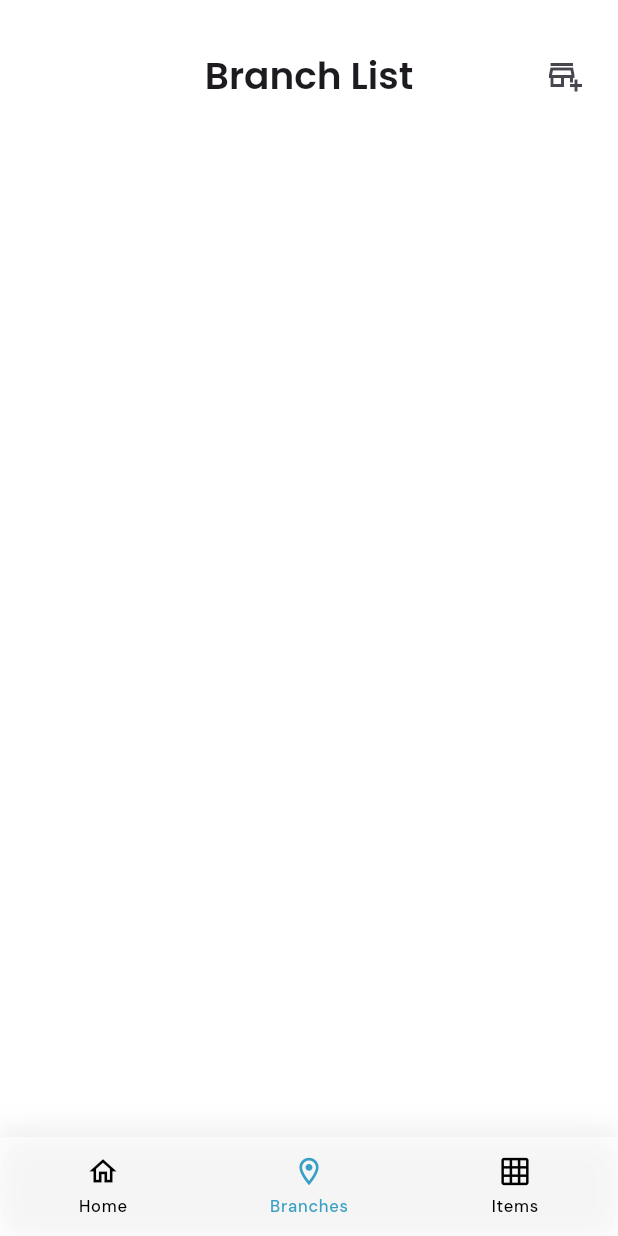
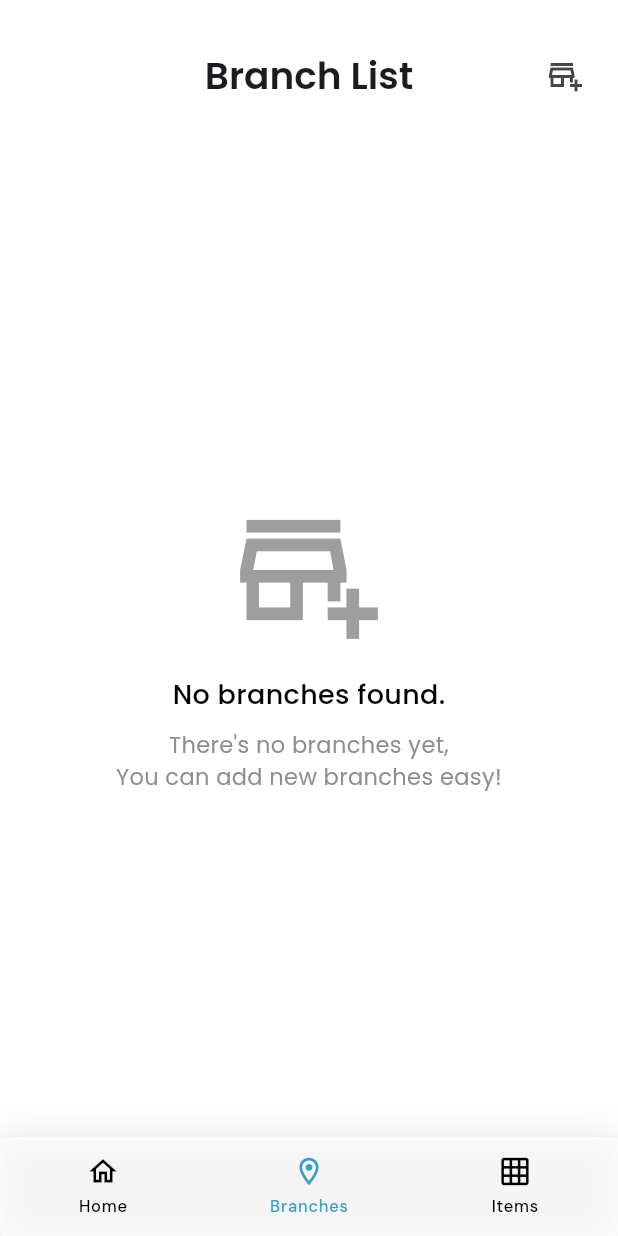
Before and after one commit to Afaf-khaledd/SKU-Management, a Flutter app: the BranchesListScreen screen opened by its route, on a phone screen of 412 x 824 dp. Run offline on Flutter 3.47's test engine with Material 3 defaults, Android fonts, the light colour scheme and no system bars; drawn by our look-alikes of awesome_bottom_bar; our stand-ins replace cloud_firestore, equatable, firebase_auth, firebase_core, flutter_bloc, go_router and 2 more; accounts and stored records are empty.

Commit message:
branches setup and screens work!

```diff
--- /dev/null
+++ b/lib/core/components/emptyListView.dart
@@ -0,0 +1,34 @@
+import 'package:flutter/material.dart';
+import 'package:google_fonts/google_fonts.dart';
+import 'package:sku/core/utils/colors.dart';
+
+class EmptyListView extends StatelessWidget {
+  final String title;
+  final IconData icon;
+  final String desc;
+  const EmptyListView({super.key, required this.title, required this.icon, required this.desc});
+
+  @override
+  Widget build(BuildContext context) {
+    return Center(
+      child: Column(
+        mainAxisAlignment: MainAxisAlignment.center,
+        crossAxisAlignment: CrossAxisAlignment.center,
+        children: [
+          Icon(icon, size: 100, color: Colors.grey),
+          const SizedBox(height: 20),
+          Text(
+            title,
+            style: GoogleFonts.poppins(fontSize: 18, fontWeight: FontWeight.w500),
+          ),
+          const SizedBox(height: 10),
+          Text(
+            desc,
+            textAlign: TextAlign.center,
+            style: GoogleFonts.poppins(fontSize: 15, fontWeight: FontWeight.w400,color: ColorsManager.subTextBlackColor),
+          ),
+        ],
+      ),
+    );
+  }
+}
--- a/lib/core/utils/assets.dart
+++ b/lib/core/utils/assets.dart
@@ -1,4 +1,5 @@
 class AssetsManager {
   static const String basePath = 'Images/';
   static const String logo = '${basePath}inventory.png';
+  static const String map = '${basePath}map.webp';
 }
--- a/lib/core/utils/routers.dart
+++ b/lib/core/utils/routers.dart
@@ -1,7 +1,11 @@
 import 'package:go_router/go_router.dart';
+import 'package:sku/features/Branches/data/model/branchModel.dart';
+import 'package:sku/features/Branches/presentation/views/branchScreen.dart';
 import 'package:sku/features/Branches/presentation/views/branchesList.dart';
 import 'package:sku/features/Home/presentation/view/homeScreen.dart';
+import 'package:sku/features/SKUs/presentation/views/skuDetails.dart';
 import 'package:sku/features/SKUs/presentation/views/skuList.dart';
+import 'package:sku/features/SKUs/presentation/views/skuManageScreen.dart';
 import 'package:sku/features/Starting/presentation/views/OnboardingScreen.dart';
 import 'package:sku/features/Starting/presentation/views/SplashScreen.dart';
 
@@ -22,6 +26,10 @@ abstract class AppRouter{
         path: '/login',
         builder: (context, state) => const LoginScreen(),
       ),
+      /*GoRoute(
+        path: '/register',
+        builder: (context, state) => const RegisterScreen(),
+      ),*/
       GoRoute(
         path: '/home',
         builder: (context, state) => const HomeScreen(),
@@ -31,8 +39,34 @@ abstract class AppRouter{
         builder: (context, state) => const BranchesListScreen(),
       ),
       GoRoute(
+        path: '/branch',
+        builder: (context, state) {
+          final extra = state.extra;
+          final branch = extra is BranchModel ? extra : null;
+          return BranchScreen(branch: branch);
+        },
+      ),
+      GoRoute(
         path: '/items',
         builder: (context, state) => const SKUsListScreen(),
+      ),
+      /*GoRoute(
+        path: '/search',
+        builder: (context, state) => const SearchScreen(),
+      ),*/
+      GoRoute(
+        path: '/manage-item',
+        builder: (context, state) {
+         // final item = state.extra as SKUModel?;
+          return SKUManageScreen();
+        },
+      ),
+      GoRoute(
+        path: '/item-details',
+        builder: (context, state) {
+          //final item = state.extra as SKUModel?;
+          return SKUDetails();
+        },
       ),
     ],
   );
--- /dev/null
+++ b/lib/features/Branches/data/model/branchModel.dart
@@ -0,0 +1,34 @@
+class BranchModel {
+  final String? id;
+  final String name;
+  final String phone;
+  final String managerName;
+  final String location;
+
+  BranchModel({
+    this.id,
+    required this.name,
+    required this.phone,
+    required this.managerName,
+    required this.location,
+  });
+
+  factory BranchModel.fromJson(Map<String, dynamic> json, String docId) {
+    return BranchModel(
+      id: docId,
+      name: json['name'] ?? '',
+      phone: json['phone'] ?? '',
+      managerName: json['managerName'] ?? '',
+      location: json['location'] ?? '',
+    );
+  }
+
+  Map<String, dynamic> toJson() {
+    return {
+      'name': name,
+      'phone': phone,
+      'managerName': managerName,
+      'location': location,
+    };
+  }
+}
--- /dev/null
+++ b/lib/features/Branches/data/repository/branchRepo.dart
@@ -0,0 +1,41 @@
+import 'package:cloud_firestore/cloud_firestore.dart';
+
+import '../model/branchModel.dart';
+
+class BranchRepository {
+  final FirebaseFirestore _firestore;
+
+  BranchRepository({FirebaseFirestore? firestore})
+      : _firestore = firestore ?? FirebaseFirestore.instance;
+
+  final String _collection = 'branches';
+
+  Future<void> addBranch(BranchModel branch) async {
+    await _firestore.collection(_collection).add(branch.toJson());
+  }
+
+  Future<void> updateBranch(String branchId, BranchModel updatedBranch) async {
+    await _firestore.collection(_collection).doc(branchId).update(updatedBranch.toJson());
+  }
+
+  Future<void> deleteBranch(String branchId) async {
+    await _firestore.collection(_collection).doc(branchId).delete();
+  }
+
+  Stream<List<BranchModel>> getBranches() {
+    return _firestore.collection(_collection).snapshots().map((snapshot) {
+      return snapshot.docs.map((doc) {
+        final data = doc.data();
+        return BranchModel.fromJson(data,doc.id);
+      }).toList();
+    });
+  }
+
+  Future<BranchModel?> getBranchById(String branchId) async {
+    final doc = await _firestore.collection(_collection).doc(branchId).get();
+    if (doc.exists && doc.data() != null) {
+      return BranchModel.fromJson(doc.data()!,doc.id);
+    }
+    return null;
+  }
+}
--- /dev/null
+++ b/lib/features/Branches/presentation/logic/branch_bloc.dart
@@ -0,0 +1,57 @@
+import 'package:flutter_bloc/flutter_bloc.dart';
+import '../../data/model/branchModel.dart';
+import '../../data/repository/branchRepo.dart';
+import 'branch_event.dart';
+import 'branch_state.dart';
+
+class BranchBloc extends Bloc<BranchEvent, BranchState> {
+  final BranchRepository branchRepository;
+
+  BranchBloc({required this.branchRepository}) : super(BranchInitial()) {
+    on<FetchBranches>(_onFetchBranches);
+    on<AddBranch>(_onAddBranch);
+    on<UpdateBranch>(_onUpdateBranch);
+    on<DeleteBranch>(_onDeleteBranch);
+  }
+
+  Future<void> _onFetchBranches(FetchBranches event, Emitter<BranchState> emit) async {
+    emit(BranchLoading());
+    try {
+      final stream = branchRepository.getBranches();
+      await emit.forEach<List<BranchModel>>(
+        stream,
+        onData: (branches) => BranchLoaded(branches),
+        onError: (_, __) => BranchError("Failed to fetch branches."),
+      );
+    } catch (e) {
+      emit(BranchError(e.toString()));
+    }
+  }
+
+  Future<void> _onAddBranch(AddBranch event, Emitter<BranchState> emit) async {
+    try {
+      await branchRepository.addBranch(event.branch);
+      emit(BranchOperationSuccess());
+    } catch (e) {
+      emit(BranchError(e.toString()));
+    }
+  }
+
+  Future<void> _onUpdateBranch(UpdateBranch event, Emitter<BranchState> emit) async {
+    try {
+      await branchRepository.updateBranch(event.id, event.updatedBranch);
+      emit(BranchOperationSuccess());
+    } catch (e) {
+      emit(BranchError(e.toString()));
+    }
+  }
+
+  Future<void> _onDeleteBranch(DeleteBranch event, Emitter<BranchState> emit) async {
+    try {
+      await branchRepository.deleteBranch(event.id);
+      emit(BranchOperationSuccess());
+    } catch (e) {
+      emit(BranchError(e.toString()));
+    }
+  }
+}
--- /dev/null
+++ b/lib/features/Branches/presentation/logic/branch_event.dart
@@ -0,0 +1,37 @@
+import 'package:equatable/equatable.dart';
+import '../../data/model/branchModel.dart';
+
+abstract class BranchEvent extends Equatable {
+  @override
+  List<Object?> get props => [];
+}
+
+class FetchBranches extends BranchEvent {}
+
+class AddBranch extends BranchEvent {
+  final BranchModel branch;
+
+  AddBranch(this.branch);
+
+  @override
+  List<Object?> get props => [branch];
+}
+
+class UpdateBranch extends BranchEvent {
+  final String id;
+  final BranchModel updatedBranch;
+
+  UpdateBranch({required this.id, required this.updatedBranch});
+
+  @override
+  List<Object?> get props => [id, updatedBranch];
+}
+
+class DeleteBranch extends BranchEvent {
+  final String id;
+
+  DeleteBranch(this.id);
+
+  @override
+  List<Object?> get props => [id];
+}
--- /dev/null
+++ b/lib/features/Branches/presentation/logic/branch_state.dart
@@ -0,0 +1,32 @@
+import 'package:equatable/equatable.dart';
+
+import '../../data/model/branchModel.dart';
+
+abstract class BranchState extends Equatable {
+  @override
+  List<Object?> get props => [];
+}
+
+class BranchInitial extends BranchState {}
+
+class BranchLoading extends BranchState {}
+
+class BranchLoaded extends BranchState {
+  final List<BranchModel> branches;
+
+  BranchLoaded(this.branches);
+
+  @override
+  List<Object?> get props => [branches];
+}
+
+class BranchOperationSuccess extends BranchState {}
+
+class BranchError extends BranchState {
+  final String message;
+
+  BranchError(this.message);
+
+  @override
+  List<Object?> get props => [message];
+}
--- a/lib/features/Branches/presentation/views/branchesList.dart
+++ b/lib/features/Branches/presentation/views/branchesList.dart
@@ -1,7 +1,16 @@
 import 'package:flutter/material.dart';
+import 'package:flutter_bloc/flutter_bloc.dart';
+import 'package:go_router/go_router.dart';
 import 'package:google_fonts/google_fonts.dart';
+import 'package:sku/core/components/emptyListView.dart';
+import 'package:sku/core/utils/assets.dart';
 
+import '../../../../core/components/customCard.dart';
+import '../../../../core/components/shimmerCards.dart';
 import '../../../../core/helper/BottomNavHandler.dart';
+import '../logic/branch_bloc.dart';
+import '../logic/branch_event.dart';
+import '../logic/branch_state.dart';
 
 class BranchesListScreen extends StatelessWidget {
   const BranchesListScreen({super.key});
@@ -9,19 +18,63 @@ class BranchesListScreen extends StatelessWidget {
   @override
   Widget build(BuildContext context) {
     return Scaffold(
-        appBar: AppBar(
-          toolbarHeight: 100,
-          backgroundColor: Colors.white60,
-          title: Text("Branch List",style: GoogleFonts.poppins(fontWeight: FontWeight.w600,fontSize: 25),),
-          centerTitle: true,
-          actions: [
-            IconButton(onPressed: (){}, icon: Icon(Icons.add_business_outlined),tooltip: 'Add new Branch',),
-            SizedBox(width: 11,),
-          ],
+      appBar: AppBar(
+        toolbarHeight: 100,
+        backgroundColor: Colors.transparent,
+        title: Text(
+          "Branch List",
+          style: GoogleFonts.poppins(fontWeight: FontWeight.w600, fontSize: 25),
         ),
-        bottomNavigationBar: BottomNavHandler(
-          currentIndex: 1,
-        )
+        centerTitle: true,
+        actions: [
+          IconButton(
+            onPressed: () => context.push('/branch'),
+            icon: const Icon(Icons.add_business_outlined),
+            tooltip: 'Add new Branch',
+          ),
+          const SizedBox(width: 11),
+        ],
+      ),
+      bottomNavigationBar: BottomNavHandler(currentIndex: 1),
+      body: BlocBuilder<BranchBloc, BranchState>(
+        builder: (context, state) {
+          if (state is BranchLoading) {
+            return const ShimmerCards();
+          } else if (state is BranchLoaded) {
+            final branches = state.branches;
+
+            if (branches.isEmpty) {
+              return const EmptyListView(title: 'No branches found.', icon: Icons.add_business_outlined, desc: "There's no branches yet,\nYou can add new branches easy!"); // good ui
+            }
+
+            return ListView.builder(
+              itemCount: branches.length,
+              itemBuilder: (context, index) {
+                final branch = branches[index];
+                return CustomCard(
+                  title: branch.name,
+                  subtitles: [
+                    'Location: ${branch.location}',
+                    'Manager: ${branch.managerName}',
+                    'Phone: ${branch.phone}',
+                  ],
+                  trailing: Image.asset(AssetsManager.map,),
+                  onTap: () {
+                    context.push('/branch', extra: branch);
+                  },
+                  onDelete: () {
+                    context.read<BranchBloc>().add(DeleteBranch(branch.id!));
+                  },
+                );
+              },
+            );
+          } else if (state is BranchError) {
+            return Center(child: Text('Error: ${state.message}'));
+          } else {
+            return const SizedBox();
+          }
+        },
+      ),
     );
   }
 }
--- a/lib/main.dart
+++ b/lib/main.dart
@@ -2,11 +2,14 @@ import 'package:firebase_core/firebase_core.dart';
 import 'package:flutter/material.dart';
 import 'package:flutter_bloc/flutter_bloc.dart';
 import 'package:google_fonts/google_fonts.dart';
+import 'package:sku/features/Branches/data/repository/branchRepo.dart';
+import 'package:sku/features/Branches/presentation/logic/branch_bloc.dart';
 
 import 'core/utils/colors.dart';
 import 'core/utils/routers.dart';
 import 'features/Authentication/data/repository/authRepo.dart';
 import 'features/Authentication/presentation/logic/auth_bloc.dart';
+import 'features/Branches/presentation/logic/branch_event.dart';
 import 'firebase_options.dart';
 
 void main() async {
@@ -27,6 +30,9 @@ class MyApp extends StatelessWidget {
       providers: [
         BlocProvider<AuthBloc>(
           create: (context) => AuthBloc(authRepository: AuthRepository()),
+        ),
+        BlocProvider<BranchBloc>(
+          create: (context) => BranchBloc(branchRepository: BranchRepository())..add(FetchBranches()),
         ),
 
       ],
```
Also changed, not shown: lib/core/components/customCard.dart (added, +98 -0 lines), lib/core/components/customWhiteTextField.dart (added, +44 -0 lines), lib/core/components/shimmerCards.dart (added, +29 -0 lines), lib/core/helper/input_validators.dart (+31 -0 lines), lib/features/Branches/presentation/views/branchScreen.dart (added, +175 -0 lines), lib/features/SKUs/presentation/views/skuDetails.dart (added, +10 -0 lines), lib/features/SKUs/presentation/views/skuManageScreen.dart (added, +10 -0 lines), Images/map.webp (added).
